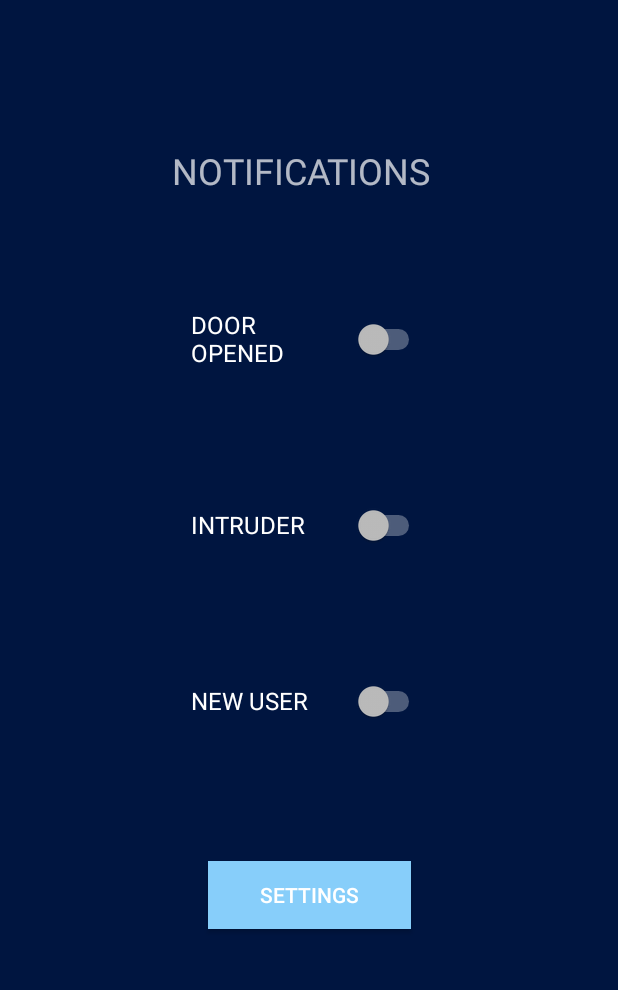
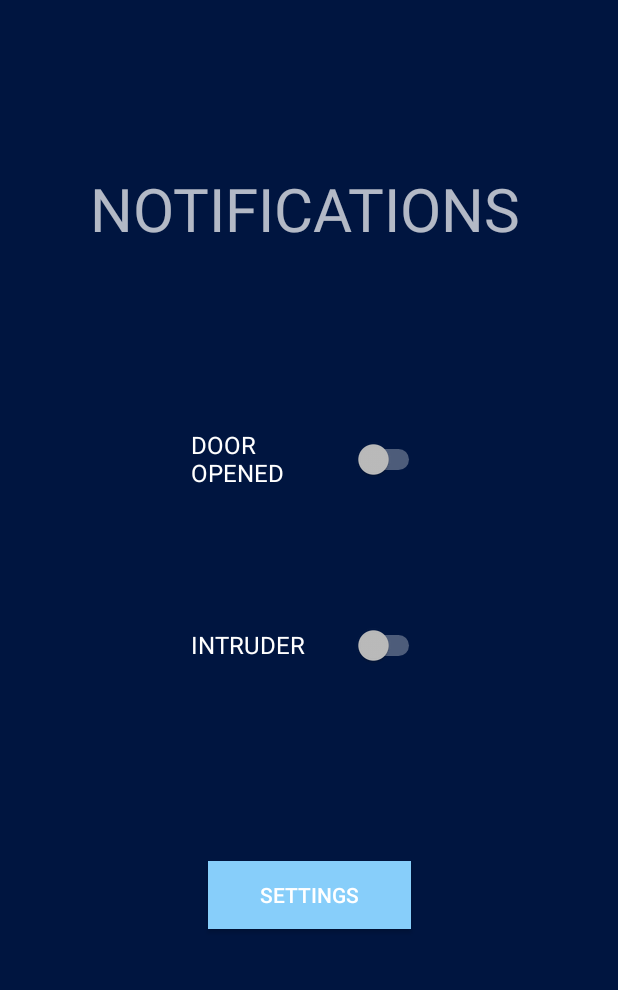
Before and after one commit to michael-mcclung/uSecure, an Android app: the NotificationsActivity screen opened directly, with no data from a screen before it, on a phone screen of 412 x 824 dp, the part 93-1083 px from its top. Run offline under Robolectric (Android 15) with nearby library versions, the phone set to English and light mode, and no system bars; our stand-ins replace Firebase (no records; nobody signed in at launch, a user with empty details on screens opened directly); 2 statements that could not run were skipped.

Commit message:
updated notifications UI/UX design and updated pages code accordingly.

```diff
--- a/app/src/main/java/com/example/usecure/NotificationsActivity.java
+++ b/app/src/main/java/com/example/usecure/NotificationsActivity.java
@@ -38,7 +38,7 @@ public class NotificationsActivity extends AppCompatActivity {
 
     // variables
     private Button settingsBtn2;
-    private Switch doorOpenSwitch, newUserSwitchBtn, intruderSwitchBtn;
+    private Switch doorOpenSwitch, intruderSwitchBtn;
     private DatabaseReference notificationRef;
     private static final String TAG = "NotificationsActivity";
 
@@ -50,7 +50,6 @@ public class NotificationsActivity extends AppCompatActivity {
         // initialize variables
         settingsBtn2 = (Button) findViewById( R.id.settingsBtn2 );
         doorOpenSwitch = (Switch) findViewById( R.id.doorOpenSwitch );
-        newUserSwitchBtn = (Switch) findViewById( R.id.newUserSwitchBtn );
         intruderSwitchBtn = (Switch) findViewById( R.id.intruderSwitchBtn );
 
         // initialize firebase database main reference
@@ -69,7 +68,6 @@ public class NotificationsActivity extends AppCompatActivity {
         String Uid = FirebaseAuth.getInstance().getCurrentUser().getUid();
         DatabaseReference ledSwitchRef = notificationRef.child( Uid ).child( "LED" ).child( "LED State" ).child( "switchState" );
         DatabaseReference intruderRef = notificationRef.child( Uid ).child( "Notifications" ).child( "Unrecognized" );
-        DatabaseReference newUserRef = notificationRef.child( Uid ).child( "Sub Users" );
 
         // make a pop-up in app to user of their door being opened
         ledSwitchRef.addValueEventListener( new ValueEventListener() {
@@ -105,36 +103,12 @@ public class NotificationsActivity extends AppCompatActivity {
 
                 /* if door switch is activated and value / compare are same then make a pop up notification
                    to user and send a notification to their phone that an intruder tried to get into their home */
-                if (newUserSwitchBtn.isChecked() && value.equals( compare )) {
+                if (intruderSwitchBtn.isChecked() && value.equals( compare )) {
                         Toast.makeText( getApplicationContext(), "INTRUDER", Toast.LENGTH_LONG ).show();
                         notifyOfIntruder();
                     }
                 }
 
-            @Override
-            public void onCancelled(@NonNull DatabaseError databaseError) {
-                Log.w(TAG, "Failed to read value.", databaseError.toException());
-            }
-        } );
-
-        // make a pop-up in app to user of a new sub user being added
-        newUserRef.addValueEventListener( new ValueEventListener() {
-            @Override
-            public void onDataChange(@NonNull DataSnapshot dataSnapshot) {
-
-                // variables
-                String value = dataSnapshot.getValue().toString();
-                String compare = "1";
-
-                /* if door switch is activated and value / compare are same then make a pop up notification
-                   to user and send a notification to their phone that a new user was added*/
-                if (newUserSwitchBtn.isChecked() && value.equals( compare )) {
-                    Toast.makeText( getApplicationContext(), "NEW USER ADDED", Toast.LENGTH_LONG ).show();
-                    notifyOfNewUser();
-                }
-            }
-
-            // error to read value from database
             @Override
             public void onCancelled(@NonNull DatabaseError databaseError) {
                 Log.w(TAG, "Failed to read value.", databaseError.toException());
--- a/app/src/main/res/layout/activity_notifications.xml
+++ b/app/src/main/res/layout/activity_notifications.xml
@@ -6,31 +6,6 @@
     android:layout_height="match_parent"
     android:background="#001540"
     tools:context=".NotificationsActivity">
-
-    <Switch
-        android:id="@+id/newUserSwitchBtn"
-        android:layout_width="156dp"
-        android:layout_height="77dp"
-        android:text="NEW USER "
-        android:textSize="16sp"
-        app:layout_constraintBottom_toBottomOf="parent"
-        app:layout_constraintEnd_toEndOf="parent"
-        app:layout_constraintHorizontal_bias="0.498"
-        app:layout_constraintStart_toStartOf="parent"
-        app:layout_constraintTop_toTopOf="parent"
-        app:layout_constraintVertical_bias="0.657" />
-
-    <Switch
-        android:id="@+id/intruderSwitchBtn"
-        android:layout_width="156dp"
-        android:layout_height="77dp"
-        android:text="INTRUDER "
-        android:textSize="16sp"
-        app:layout_constraintBottom_toBottomOf="parent"
-        app:layout_constraintEnd_toEndOf="parent"
-        app:layout_constraintHorizontal_bias="0.498"
-        app:layout_constraintStart_toStartOf="parent"
-        app:layout_constraintTop_toTopOf="parent" />
 
     <Button
         android:id="@+id/settingsBtn2"
@@ -81,18 +56,31 @@
         app:layout_constraintHorizontal_bias="0.498"
         app:layout_constraintStart_toStartOf="parent"
         app:layout_constraintTop_toTopOf="parent"
-        app:layout_constraintVertical_bias="0.334" />
+        app:layout_constraintVertical_bias="0.441" />
+
+    <Switch
+        android:id="@+id/intruderSwitchBtn"
+        android:layout_width="156dp"
+        android:layout_height="77dp"
+        android:text="INTRUDER "
+        android:textSize="16sp"
+        app:layout_constraintBottom_toBottomOf="parent"
+        app:layout_constraintEnd_toEndOf="parent"
+        app:layout_constraintHorizontal_bias="0.498"
+        app:layout_constraintStart_toStartOf="parent"
+        app:layout_constraintTop_toTopOf="parent"
+        app:layout_constraintVertical_bias="0.607" />
 
     <TextView
         android:id="@+id/textView7"
-        android:layout_width="183dp"
-        android:layout_height="35dp"
+        android:layout_width="292dp"
+        android:layout_height="74dp"
         android:text="NOTIFICATIONS"
-        android:textSize="24sp"
+        android:textSize="40sp"
         app:layout_constraintBottom_toBottomOf="parent"
         app:layout_constraintEnd_toEndOf="parent"
         app:layout_constraintStart_toStartOf="parent"
         app:layout_constraintTop_toTopOf="parent"
-        app:layout_constraintVertical_bias="0.202" />
+        app:layout_constraintVertical_bias="0.232" />
 
 </androidx.constraintlayout.widget.ConstraintLayout>
```
